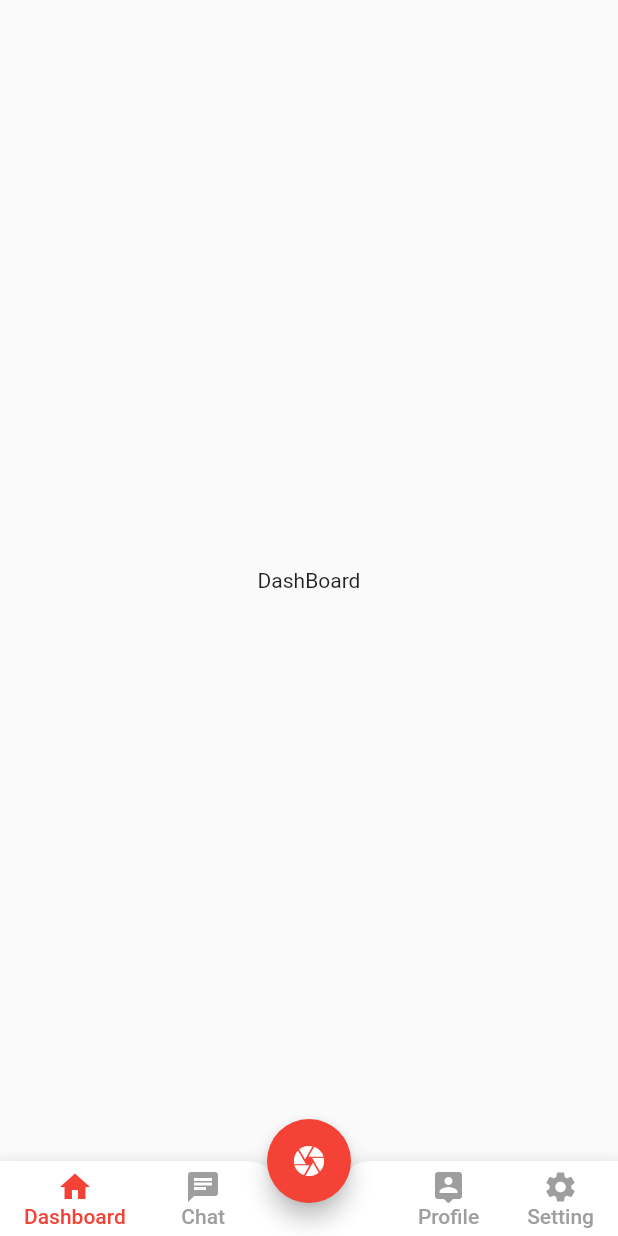
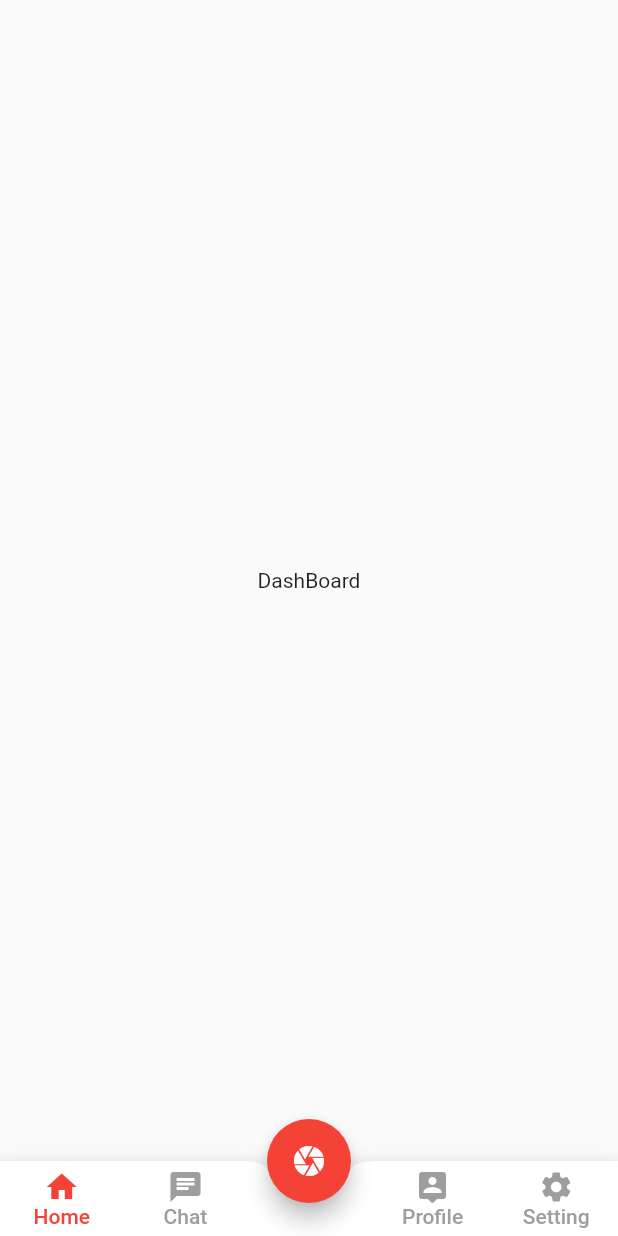
Before and after one commit to TusharSSurve/Flutter-Useful-Widgets-And-Plugins, a Flutter app: the screen it shows after launch, on a phone screen of 412 x 824 dp. Run offline on Flutter 3.47's test engine with Material 2 defaults, Android fonts, the phone set to English and light mode, and no system bars; our stand-ins replace flutter_speed_dial.

Commit message:
Responsive bottom navbar

```diff
--- a/bottom_nav/lib/main.dart
+++ b/bottom_nav/lib/main.dart
@@ -34,6 +34,7 @@ class _HomeState extends State<Home> {
 
   @override
   Widget build(BuildContext context) {
+    double mediaquery = MediaQuery.of(context).size.width;
     return Scaffold(
       body: PageStorage(
         child: currentScreen,
@@ -55,7 +56,7 @@ class _HomeState extends State<Home> {
               Row(
                 children: [
                   MaterialButton(
-                    minWidth: 40,
+                    minWidth: mediaquery / 5,
                     onPressed: () {
                       setState(() {
                         currentScreen = Dashboard();
@@ -70,7 +71,7 @@ class _HomeState extends State<Home> {
                         Icon(Icons.home,
                             color: currentTab == 0 ? Colors.red : Colors.grey),
                         Text(
-                          'Dashboard',
+                          'Home',
                           style: TextStyle(
                               color:
                                   currentTab == 0 ? Colors.red : Colors.grey),
@@ -78,11 +79,8 @@ class _HomeState extends State<Home> {
                       ],
                     ),
                   ),
-                  SizedBox(
-                    width: 5,
-                  ),
                   MaterialButton(
-                    minWidth: 40,
+                    minWidth: mediaquery / 5,
                     onPressed: () {
                       setState(() {
                         currentScreen = Chat();
@@ -108,10 +106,9 @@ class _HomeState extends State<Home> {
                 ],
               ),
               Row(
-                crossAxisAlignment: CrossAxisAlignment.stretch,
                 children: [
                   MaterialButton(
-                    minWidth: 40,
+                    minWidth: mediaquery / 5,
                     onPressed: () {
                       setState(() {
                         currentScreen = Profile();
@@ -135,7 +132,7 @@ class _HomeState extends State<Home> {
                     ),
                   ),
                   MaterialButton(
-                    minWidth: 40,
+                    minWidth: mediaquery / 5,
                     onPressed: () {
                       setState(() {
                         currentScreen = Setting();
```
